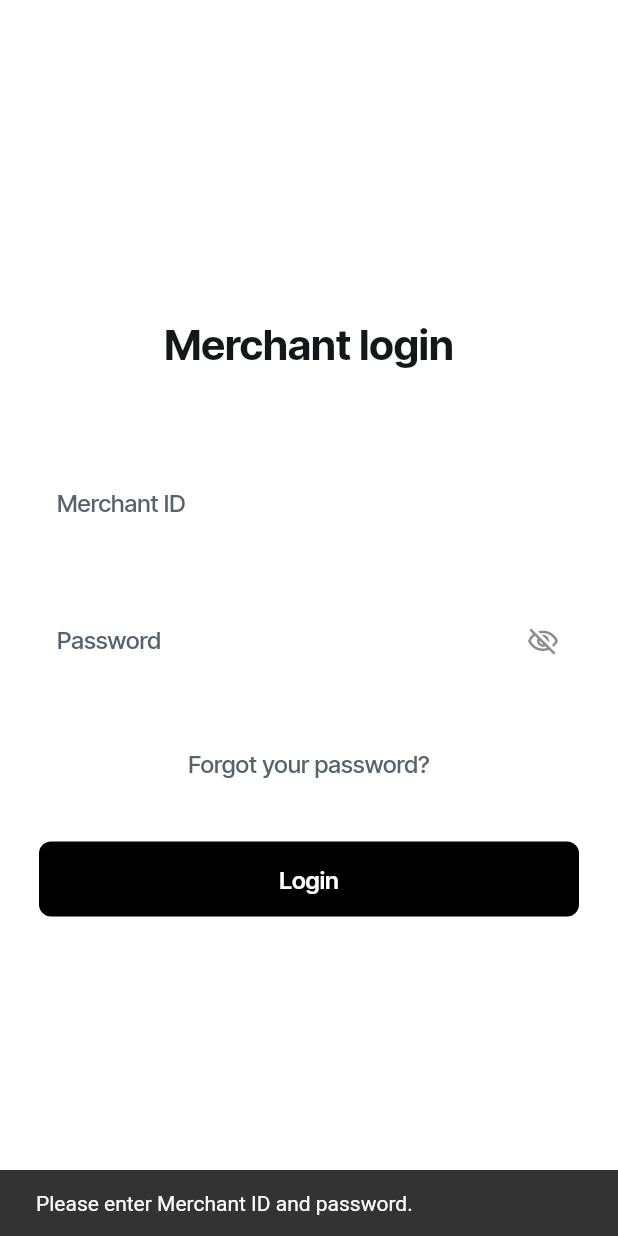
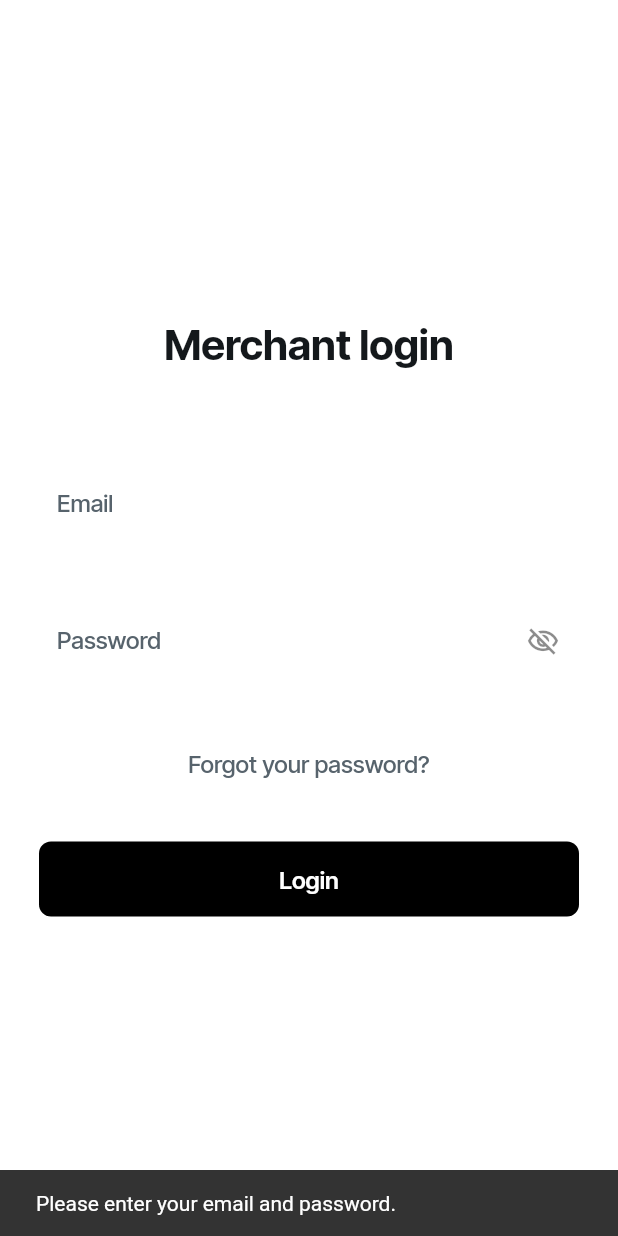
Before and after one commit to ngondaa/resp_4102_g_11, a Flutter app: the screen it shows after launch, after a tap on "Login", on a phone screen of 412 x 824 dp. Run offline on Flutter 3.47's test engine with Material 3 defaults, Android fonts, the phone set to English and light mode, and no system bars; drawn by our look-alikes of auto_size_text; our stand-ins replace font_awesome_flutter, from_css_color, go_router, google_fonts, page_transition, qr_flutter and 3 more; missing offline and left inert: json_path; accounts and stored records are empty.

Commit message:
Update login_page_widget.dart
changed login credentials from merchant ID to email

```diff
--- a/lib/pages/login_page/login_page_widget.dart
+++ b/lib/pages/login_page/login_page_widget.dart
@@ -96,7 +96,7 @@ class _LoginPageWidgetState extends State<LoginPageWidget> {
                           obscureText: false,
                           decoration: InputDecoration(
                             isDense: false,
-                            labelText: 'Merchant ID',
+                            labelText: 'Email',
                             labelStyle: FlutterFlowTheme.of(context)
                                 .labelLarge
                                 .override(
@@ -355,19 +355,11 @@ class _LoginPageWidgetState extends State<LoginPageWidget> {
 
                         if (merchantId.isEmpty || password.isEmpty) {
                           ScaffoldMessenger.of(context).showSnackBar(
-                            const SnackBar(content: Text('Please enter Merchant ID and password.')),
+                            const SnackBar(content: Text('Please enter your email and password.')),
                           );
                           return;
                         }
 
-                        // Validate Merchant ID format (MRCH followed by 4 digits)
-                        final merchantIdRegex = RegExp(r'^MRCH\d{4}$');
-                        if (!merchantIdRegex.hasMatch(merchantId)) {
-                          ScaffoldMessenger.of(context).showSnackBar(
-                            const SnackBar(content: Text('Merchant ID must be in format MRCH0002')),
-                          );
-                          return;
-                        }
 
                         try {
                           // Store merchant ID for use in other pages
```
